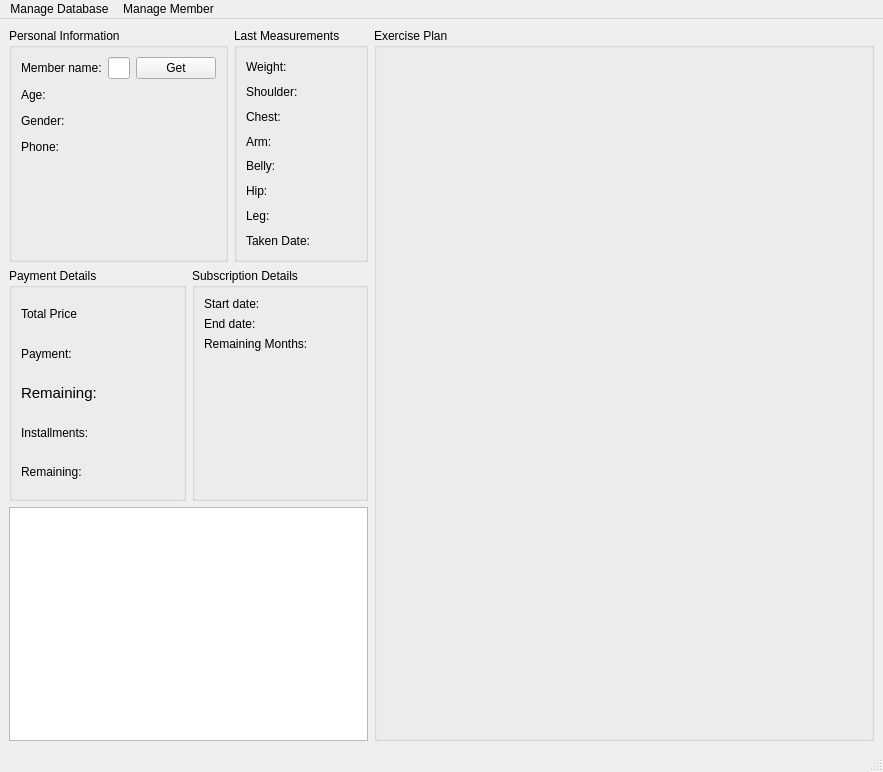
Above: desktop_application/ui/mainwindow.ui from cihansenyuz/project_gym before the change. Below: the same form after it.
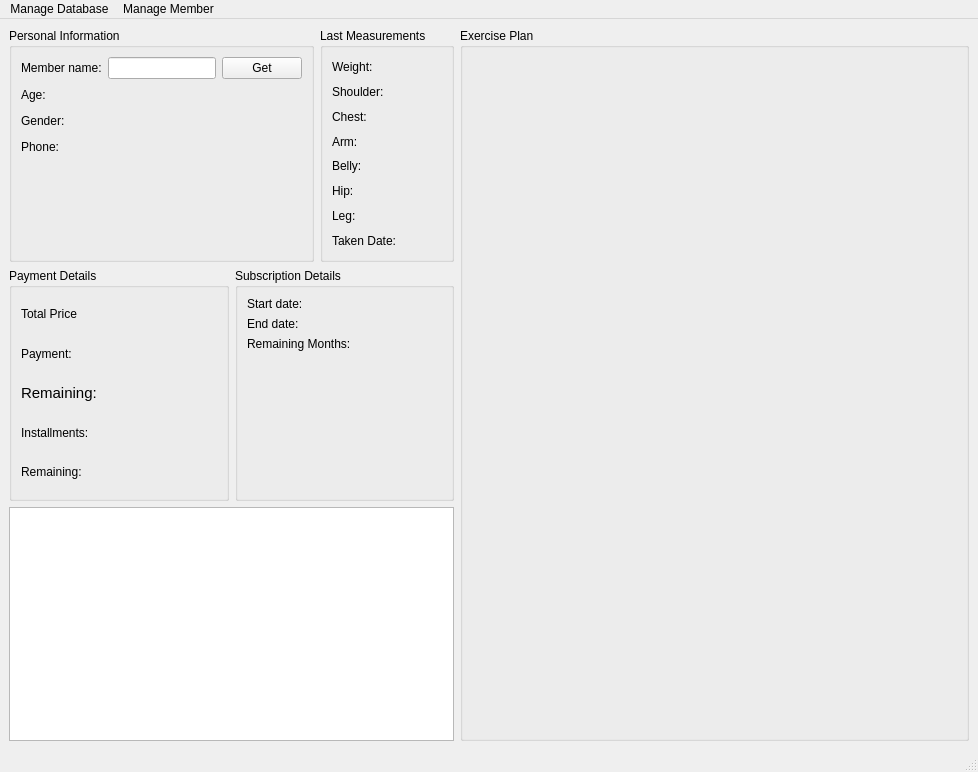
That is the form after the change.

The edit to the form file:
```diff
--- a/desktop_application/ui/mainwindow.ui
+++ b/desktop_application/ui/mainwindow.ui
@@ -6,7 +6,7 @@
    <rect>
     <x>0</x>
     <y>0</y>
-    <width>882</width>
+    <width>978</width>
     <height>772</height>
    </rect>
   </property>
@@ -524,7 +524,7 @@
     <rect>
      <x>0</x>
      <y>0</y>
-     <width>882</width>
+     <width>978</width>
      <height>22</height>
     </rect>
    </property>
```
Left out of the diff: 7 changed lines with no effect on the pictures.
